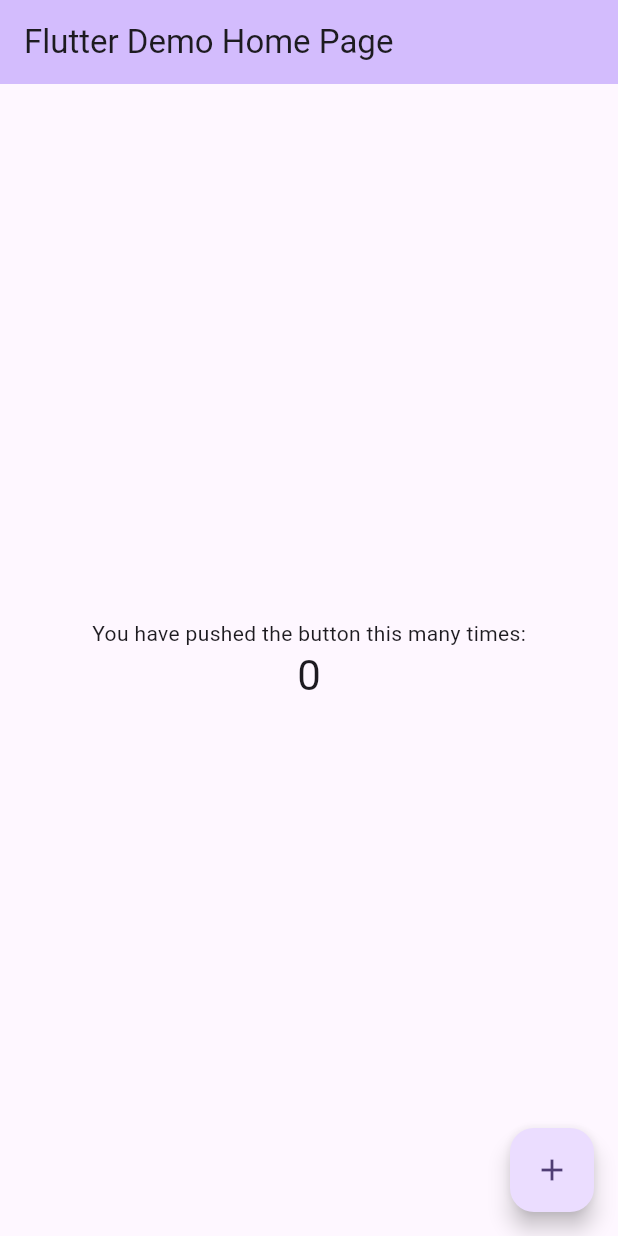
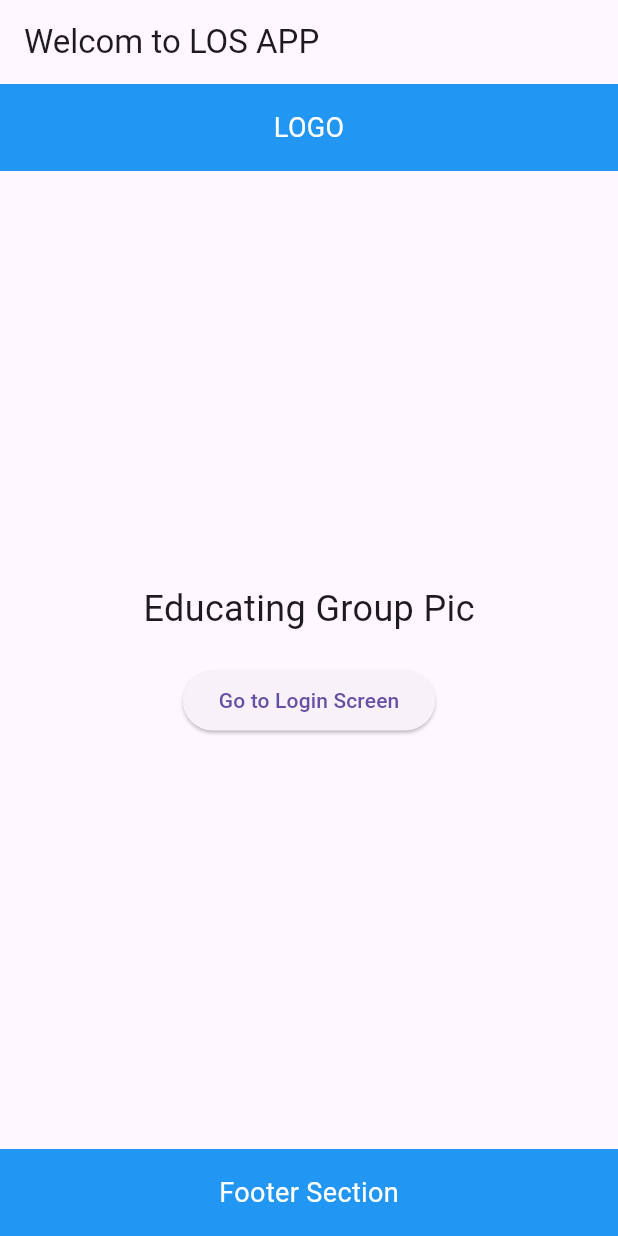
Before and after one commit to nandan15/los_app, a Flutter app: the screen it shows after launch, on a phone screen of 412 x 824 dp. Run offline on Flutter 3.47's test engine with Material 3 defaults, Android fonts, the phone set to English and light mode, and no system bars.

```diff
--- a/lib/main.dart
+++ b/lib/main.dart
@@ -1,125 +1,94 @@
 import 'package:flutter/material.dart';
+import 'screens/login/login_screen.dart';// Import the login screen file
 
 void main() {
-  runApp(const MyApp());
+  runApp(MyApp());
 }
 
 class MyApp extends StatelessWidget {
-  const MyApp({super.key});
-
-  // This widget is the root of your application.
   @override
   Widget build(BuildContext context) {
     return MaterialApp(
-      title: 'Flutter Demo',
-      theme: ThemeData(
-        // This is the theme of your application.
-        //
-        // TRY THIS: Try running your application with "flutter run". You'll see
-        // the application has a purple toolbar. Then, without quitting the app,
-        // try changing the seedColor in the colorScheme below to Colors.green
-        // and then invoke "hot reload" (save your changes or press the "hot
-        // reload" button in a Flutter-supported IDE, or press "r" if you used
-        // the command line to start the app).
-        //
-        // Notice that the counter didn't reset back to zero; the application
-        // state is not lost during the reload. To reset the state, use hot
-        // restart instead.
-        //
-        // This works for code too, not just values: Most code changes can be
-        // tested with just a hot reload.
-        colorScheme: ColorScheme.fromSeed(seedColor: Colors.deepPurple),
-        useMaterial3: true,
-      ),
-      home: const MyHomePage(title: 'Flutter Demo Home Page'),
+      home: HomeScreen(),
     );
   }
 }
 
-class MyHomePage extends StatefulWidget {
-  const MyHomePage({super.key, required this.title});
-
-  // This widget is the home page of your application. It is stateful, meaning
-  // that it has a State object (defined below) that contains fields that affect
-  // how it looks.
-
-  // This class is the configuration for the state. It holds the values (in this
-  // case the title) provided by the parent (in this case the App widget) and
-  // used by the build method of the State. Fields in a Widget subclass are
-  // always marked "final".
-
-  final String title;
-
-  @override
-  State<MyHomePage> createState() => _MyHomePageState();
-}
-
-class _MyHomePageState extends State<MyHomePage> {
-  int _counter = 0;
-
-  void _incrementCounter() {
-    setState(() {
-      // This call to setState tells the Flutter framework that something has
-      // changed in this State, which causes it to rerun the build method below
-      // so that the display can reflect the updated values. If we changed
-      // _counter without calling setState(), then the build method would not be
-      // called again, and so nothing would appear to happen.
-      _counter++;
-    });
-  }
-
+class HomeScreen extends StatelessWidget {
   @override
   Widget build(BuildContext context) {
-    // This method is rerun every time setState is called, for instance as done
-    // by the _incrementCounter method above.
-    //
-    // The Flutter framework has been optimized to make rerunning build methods
-    // fast, so that you can just rebuild anything that needs updating rather
-    // than having to individually change instances of widgets.
     return Scaffold(
       appBar: AppBar(
-        // TRY THIS: Try changing the color here to a specific color (to
-        // Colors.amber, perhaps?) and trigger a hot reload to see the AppBar
-        // change color while the other colors stay the same.
-        backgroundColor: Theme.of(context).colorScheme.inversePrimary,
-        // Here we take the value from the MyHomePage object that was created by
-        // the App.build method, and use it to set our appbar title.
-        title: Text(widget.title),
+        title: Text('Welcom to LOS APP'),
       ),
-      body: Center(
-        // Center is a layout widget. It takes a single child and positions it
-        // in the middle of the parent.
-        child: Column(
-          // Column is also a layout widget. It takes a list of children and
-          // arranges them vertically. By default, it sizes itself to fit its
-          // children horizontally, and tries to be as tall as its parent.
-          //
-          // Column has various properties to control how it sizes itself and
-          // how it positions its children. Here we use mainAxisAlignment to
-          // center the children vertically; the main axis here is the vertical
-          // axis because Columns are vertical (the cross axis would be
-          // horizontal).
-          //
-          // TRY THIS: Invoke "debug painting" (choose the "Toggle Debug Paint"
-          // action in the IDE, or press "p" in the console), to see the
-          // wireframe for each widget.
-          mainAxisAlignment: MainAxisAlignment.center,
-          children: <Widget>[
-            const Text(
-              'You have pushed the button this many times:',
-            ),
-            Text(
-              '$_counter',
-              style: Theme.of(context).textTheme.headlineMedium,
-            ),
-          ],
-        ),
+      body: Column(
+        children: [
+          HeaderSection(),
+          Expanded(
+            child: MainContentSection(),
+          ),
+          FooterSection(),
+        ],
       ),
-      floatingActionButton: FloatingActionButton(
-        onPressed: _incrementCounter,
-        tooltip: 'Increment',
-        child: const Icon(Icons.add),
-      ), // This trailing comma makes auto-formatting nicer for build methods.
     );
   }
 }
+
+class HeaderSection extends StatelessWidget {
+  @override
+  Widget build(BuildContext context) {
+    return Container(
+      color: Colors.blue,
+      padding: EdgeInsets.all(16.0),
+      child: Center(
+        child: Text(
+          'LOGO',
+          style: TextStyle(color: Colors.white, fontSize: 18.0),
+        ),
+      ),
+    );
+  }
+}
+
+class MainContentSection extends StatelessWidget {
+  @override
+  Widget build(BuildContext context) {
+    return Center(
+      child: Column(
+        mainAxisAlignment: MainAxisAlignment.center,
+        children: [
+          Text(
+            'Educating Group Pic',
+            style: TextStyle(fontSize: 24.0),
+          ),
+          SizedBox(height: 20.0),
+          ElevatedButton(
+            onPressed: () {
+              Navigator.push(
+                context,
+                MaterialPageRoute(builder: (context) => LoginScreen()),
+              );
+            },
+            child: Text('Go to Login Screen'),
+          ),
+        ],
+      ),
+    );
+  }
+}
+
+class FooterSection extends StatelessWidget {
+  @override
+  Widget build(BuildContext context) {
+    return Container(
+      color: Colors.blue,
+      padding: EdgeInsets.all(16.0),
+      child: Center(
+        child: Text(
+          'Footer Section',
+          style: TextStyle(color: Colors.white, fontSize: 18.0),
+        ),
+      ),
+    );
+  }
+}
```
Also changed, not shown: lib/components/already_have_an_account_acheck.dart (deleted, +0 -35 lines), lib/components/background.dart (deleted, +0 -43 lines), lib/screens/footer/footer_screen.dart (+23 -0 lines), lib/screens/header/header_screen.dart (+20 -0 lines), lib/screens/login/login_screen.dart (+61 -0 lines), pubspec.yaml (+4 -4 lines), pubspec.lock, 1 other file.
